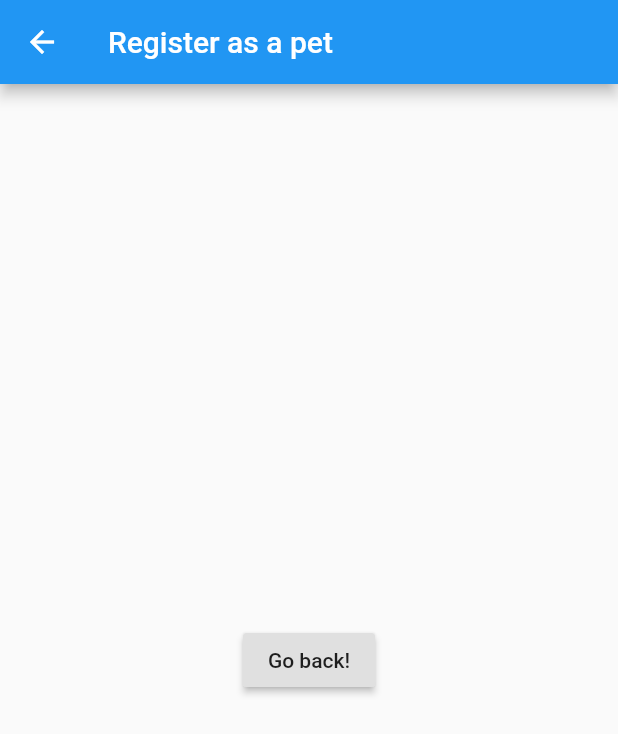
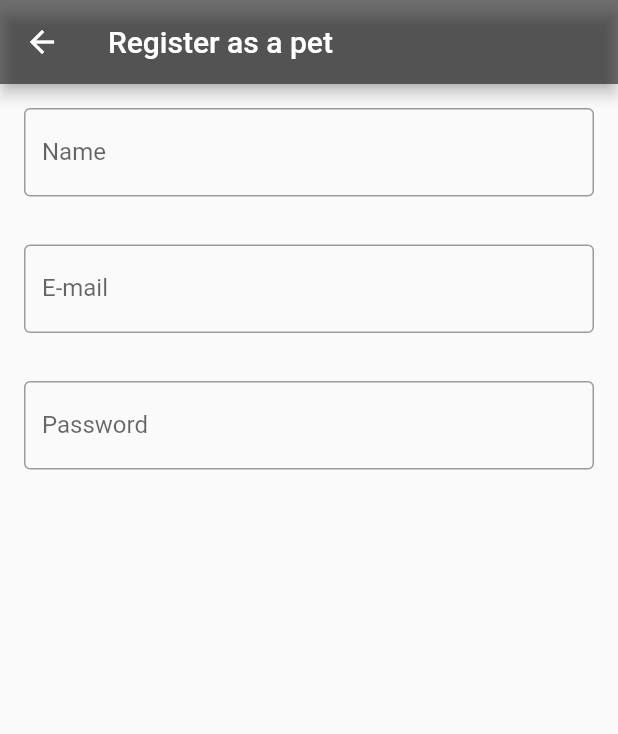
Before and after one commit to Mantykora/Pet-My-Cat, a Flutter app: the RegisterRoute screen opened directly with empty values, on a phone screen of 412 x 824 dp. Shown: the top 734 px of the screen. Run offline on Flutter 3.47's test engine with Material 2 defaults, Android fonts, the phone set to English and light mode, and no system bars; our stand-ins replace flutter_svg.

Commit message:
feat: create text fields in register_route

```diff
--- a/lib/register_route.dart
+++ b/lib/register_route.dart
@@ -2,23 +2,61 @@ import 'package:flutter/material.dart';
 
 class RegisterRoute extends StatelessWidget {
   String userType;
+
   RegisterRoute(this.userType);
+
   @override
   Widget build(BuildContext context) {
-
     return Scaffold(
       appBar: AppBar(
         title: Text('Register as a pet $userType'),
+        backgroundColor: Colors.black54,
       ),
-      body: Center(
-        child: RaisedButton(onPressed: () {
-          Navigator.pop(context);
-        },
-        child: Text('Go back!'),
+      body: Container(
+
+        child: Column(
+          children: <Widget>[
+            Padding(
+              padding: const EdgeInsets.all(16.0),
+              child: TextField(
+
+                decoration: InputDecoration(
+                    labelText: 'Name',
+                    border: OutlineInputBorder(
+
+                    )
+                ),
+              ),
+            ),
+            Padding(
+                padding: const EdgeInsets.all(16.0),
+                child:
+                TextField(
+                  decoration: InputDecoration(
+                      labelText: 'E-mail',
+                      border: OutlineInputBorder(
+
+                      )
+                  ),
+                )
+            ),
+            Padding(
+                padding: const EdgeInsets.all(16.0),
+                child:
+                TextField(
+                  decoration: InputDecoration(
+                      labelText: 'Password',
+                      border: OutlineInputBorder(
+
+                      )
+                  ),
+                )
+            ),
+          ],
         ),
-      )
+
+      ),
     );
-
   }
 
 }
```
